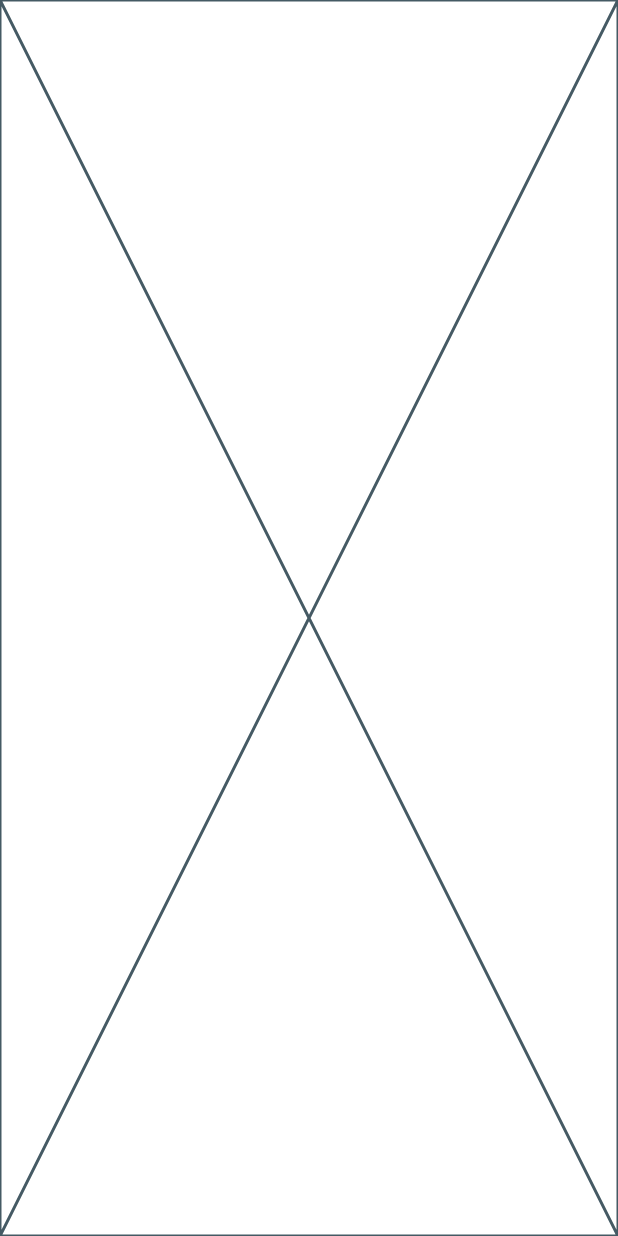
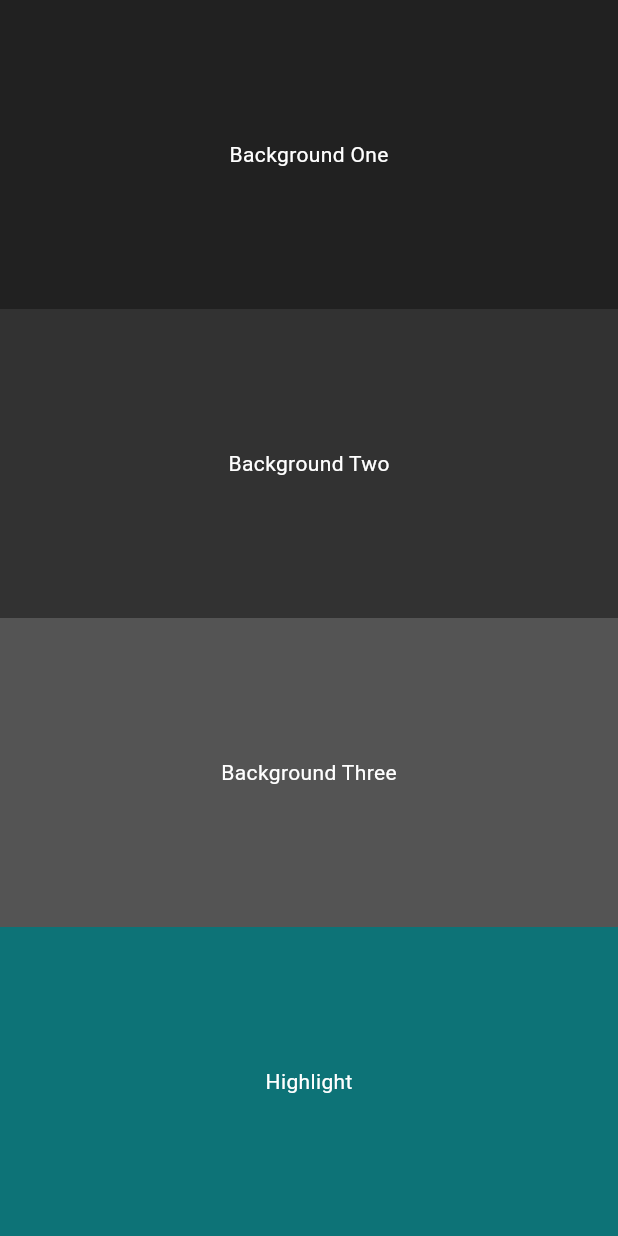
Before and after one commit to JonasPfeifer05/hard_work, a Flutter app: the screen it shows after launch, on a phone screen of 412 x 824 dp. Run offline on Flutter 3.47's test engine with Material 3 defaults, Android fonts, the phone set to English and light mode, and no system bars.

Commit message:
add theme + example page to look at the colors /theme-test

```diff
--- a/lib/main.dart
+++ b/lib/main.dart
@@ -1,24 +1,28 @@
 import 'package:flutter/material.dart';
+import 'package:hard_work/pages/theme_test.dart';
+import 'package:hard_work/services/theme_model.dart';
 import 'package:provider/provider.dart';
 
 void main() {
-  runApp(const MyApp());
+  runApp(MultiProvider(
+      providers: [ChangeNotifierProvider(create: (_) => ThemeModel.darkMode())],
+      child: const MyApp()));
 }
 
 class MyApp extends StatelessWidget {
   const MyApp({super.key});
+
   @override
   Widget build(BuildContext context) {
     return MaterialApp(
       title: 'Flutter Demo',
+      debugShowCheckedModeBanner: false,
       theme: ThemeData(
         colorScheme: ColorScheme.fromSeed(seedColor: Colors.deepPurple),
         useMaterial3: true,
       ),
-      home: MultiProvider(
-        providers: [],
-        child: Placeholder(),
-      ),
+      initialRoute: "/theme-test",
+      routes: {"/theme-test": (context) => const ThemeTest()},
     );
   }
 }
--- /dev/null
+++ b/lib/pages/theme_test.dart
@@ -0,0 +1,70 @@
+import 'package:flutter/material.dart';
+import 'package:provider/provider.dart';
+
+import '../services/theme_model.dart';
+
+class ThemeTest extends StatelessWidget {
+  const ThemeTest({super.key});
+
+  @override
+  Widget build(BuildContext context) {
+    return Scaffold(
+      body: Column(
+        children: [
+          Expanded(
+            flex: 1,
+            child: Container(
+              color: context.watch<ThemeModel>().backgroundOne,
+              child: Center(
+                child: Text(
+                  "Background One",
+                  style:
+                      TextStyle(color: context.watch<ThemeModel>().fontColor),
+                ),
+              ),
+            ),
+          ),
+          Expanded(
+            flex: 1,
+            child: Container(
+              color: context.watch<ThemeModel>().backgroundTwo,
+              child: Center(
+                child: Text(
+                  "Background Two",
+                  style:
+                      TextStyle(color: context.watch<ThemeModel>().fontColor),
+                ),
+              ),
+            ),
+          ),
+          Expanded(
+            flex: 1,
+            child: Container(
+              color: context.watch<ThemeModel>().backgroundThree,
+              child: Center(
+                child: Text(
+                  "Background Three",
+                  style:
+                      TextStyle(color: context.watch<ThemeModel>().fontColor),
+                ),
+              ),
+            ),
+          ),
+          Expanded(
+            flex: 1,
+            child: Container(
+              color: context.watch<ThemeModel>().highlight,
+              child: Center(
+                child: Text(
+                  "Highlight",
+                  style:
+                      TextStyle(color: context.watch<ThemeModel>().fontColor),
+                ),
+              ),
+            ),
+          ),
+        ],
+      ),
+    );
+  }
+}
--- /dev/null
+++ b/lib/services/theme_model.dart
@@ -0,0 +1,37 @@
+import 'package:flutter/cupertino.dart';
+
+class ThemeModel with ChangeNotifier {
+  bool _isDarkMode = true;
+  Color? fontColor;
+  Color? backgroundOne;
+  Color? backgroundTwo;
+  Color? backgroundThree;
+  Color? highlight;
+
+  ThemeModel.darkMode() {
+    setToDarkMode();
+    notifyListeners();
+  }
+
+  ThemeModel.lightMode() {
+    setToLightMode();
+    notifyListeners();
+  }
+
+  void setToDarkMode() {
+    fontColor = const Color.fromARGB(255, 255, 255, 255);
+    backgroundOne = const Color.fromARGB(255, 33, 33, 33);
+    backgroundTwo = const Color.fromARGB(255, 50, 50, 50);
+    backgroundThree = const Color.fromARGB(255, 84, 84, 84);
+    highlight = const Color.fromARGB(255, 13, 115, 119);
+    _isDarkMode = true;
+  }
+
+  void setToLightMode() {
+    _isDarkMode = false;
+  }
+
+  bool isDarkMode() {
+    return _isDarkMode;
+  }
+}
```
Also changed, not shown: lib/home.dart (deleted).
